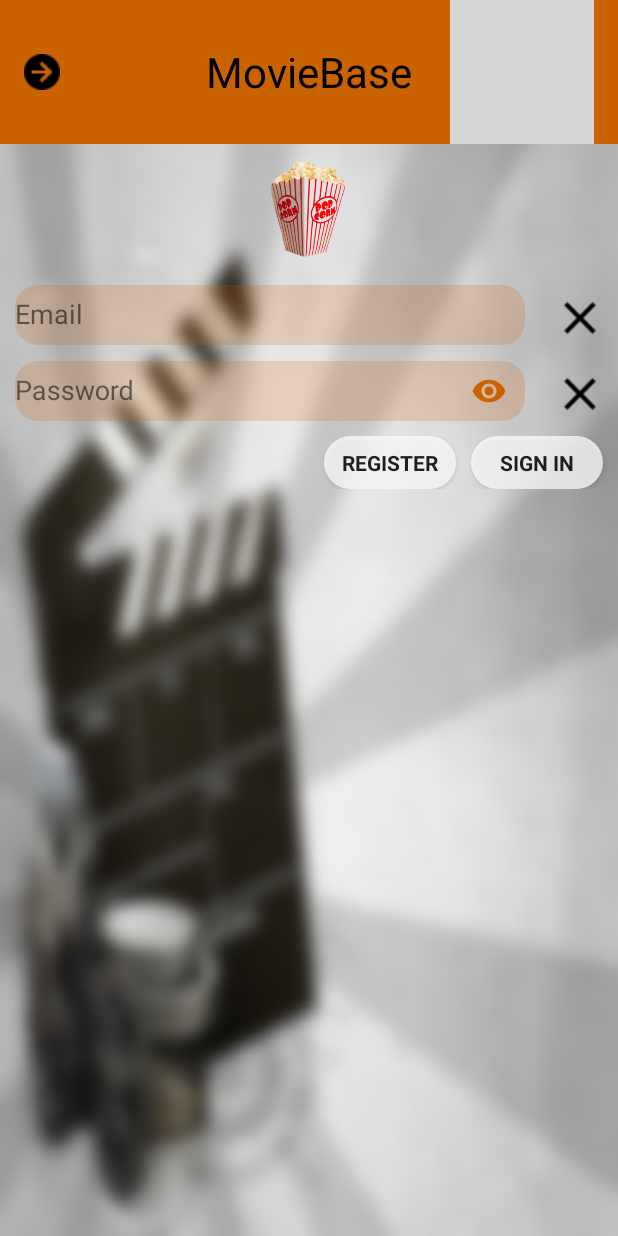
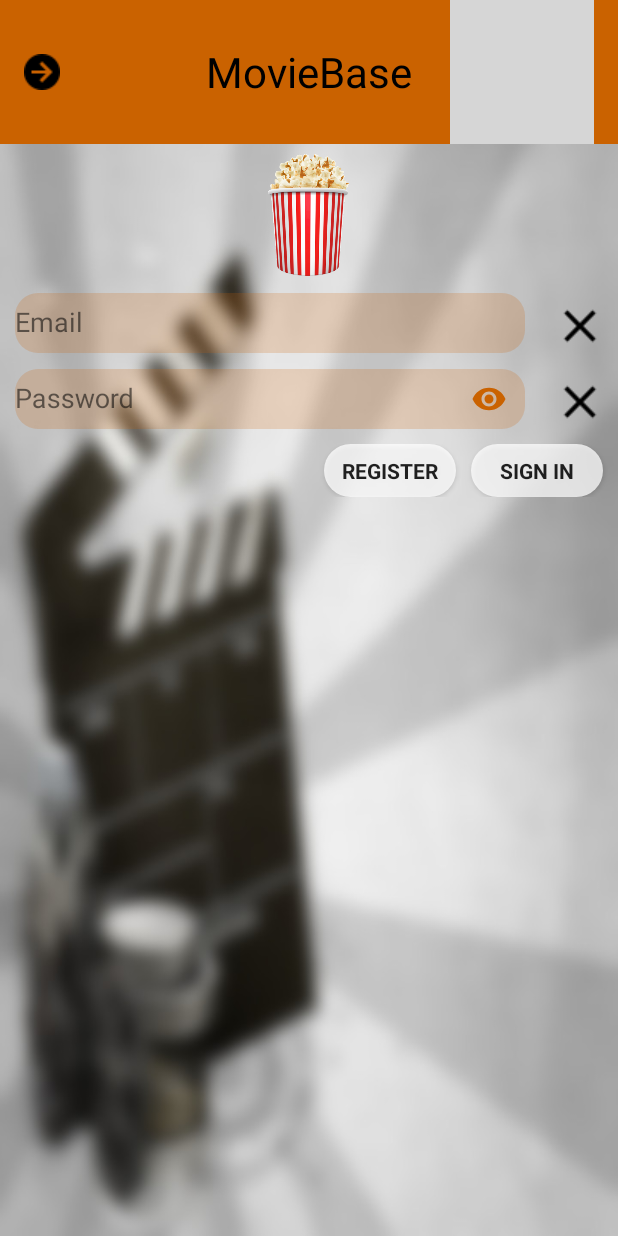
Before and after one commit to Tamas-hi/MovieBase, an Android app: the screen it shows after launch (LoginActivity), on a phone screen of 412 x 824 dp. Run offline under Robolectric (Android 15) with nearby library versions, the phone set to English and light mode, and no system bars; grey boxes are pictures that could not be loaded.

Commit message:
update pic

```diff
--- a/app/src/main/res/layout/activity_login.xml
+++ b/app/src/main/res/layout/activity_login.xml
@@ -19,8 +19,8 @@
         <ImageView
             android:layout_width="wrap_content"
             android:layout_height="wrap_content"
+            android:layout_gravity = "start|center_horizontal"
             android:src="@drawable/icons8_circled_right_24"
-            android:layout_gravity = "start|center_horizontal"
             android:contentDescription="@string/arrowtoright"
             android:layout_marginLeft="16dp"
             android:layout_marginStart="16dp" />
@@ -50,8 +50,9 @@
         android:layout_width="81dp"
         android:layout_height="83dp"
         android:layout_gravity="center_horizontal"
-        android:src="@drawable/popcorn_3d"
-        android:contentDescription="@string/popcorn_3d" />
+        android:src="@drawable/popcorn"
+        android:contentDescription="@string/popcorn_3d"
+        android:layout_marginTop="5dp"/>
 
     <FrameLayout
         android:id="@+id/email_login_form"
```
Also changed, not shown: app/src/main/res/drawable-v24/popcorn.png (added).
